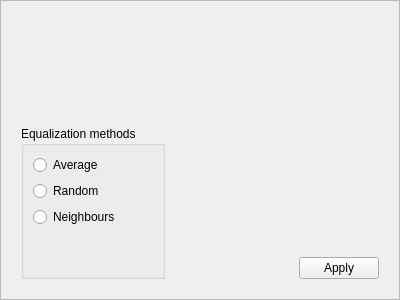
First picture: the form in histogramequalisation.ui, repository Shadasviar/APOD, before the edit.
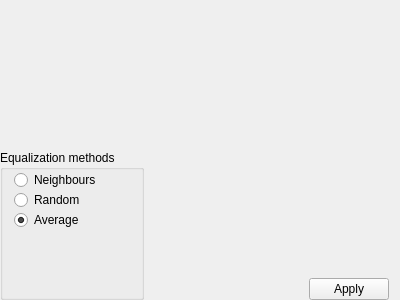
Second picture: the form after the edit.

The edit to the form file:
```diff
--- a/histogramequalisation.ui
+++ b/histogramequalisation.ui
@@ -14,7 +14,7 @@
    <string>Frame</string>
   </property>
   <property name="frameShape">
-   <enum>QFrame::StyledPanel</enum>
+   <enum>QFrame::NoFrame</enum>
   </property>
   <property name="frameShadow">
    <enum>QFrame::Plain</enum>
@@ -24,19 +24,19 @@
   </property>
   <layout class="QVBoxLayout" name="verticalLayout">
    <property name="spacing">
-    <number>7</number>
+    <number>0</number>
    </property>
    <property name="leftMargin">
-    <number>11</number>
+    <number>0</number>
    </property>
    <property name="topMargin">
-    <number>11</number>
+    <number>0</number>
    </property>
    <property name="rightMargin">
-    <number>11</number>
+    <number>0</number>
    </property>
    <property name="bottomMargin">
-    <number>11</number>
+    <number>0</number>
    </property>
    <item>
     <widget class="QFrame" name="histFrame">
@@ -81,12 +81,36 @@
       <enum>QFrame::Raised</enum>
      </property>
      <layout class="QGridLayout" name="gridLayout">
-      <item row="1" column="3">
-       <widget class="QPushButton" name="pushButton">
-        <property name="text">
-         <string>Apply</string>
+      <property name="leftMargin">
+       <number>0</number>
+      </property>
+      <property name="topMargin">
+       <number>0</number>
+      </property>
+      <property name="rightMargin">
+       <number>11</number>
+      </property>
+      <property name="bottomMargin">
+       <number>0</number>
+      </property>
+      <property name="horizontalSpacing">
+       <number>11</number>
+      </property>
+      <property name="verticalSpacing">
+       <number>0</number>
+      </property>
+      <item row="1" column="2">
+       <spacer name="horizontalSpacer">
+        <property name="orientation">
+         <enum>Qt::Horizontal</enum>
         </property>
-       </widget>
+        <property name="sizeHint" stdset="0">
+         <size>
+          <width>40</width>
+          <height>20</height>
+         </size>
+        </property>
+       </spacer>
       </item>
       <item row="0" column="0" rowspan="2" colspan="2">
        <widget class="QGroupBox" name="groupBox">
@@ -97,10 +121,25 @@
          <bool>false</bool>
         </property>
         <layout class="QVBoxLayout" name="verticalLayout_2">
+         <property name="spacing">
+          <number>0</number>
+         </property>
+         <property name="leftMargin">
+          <number>11</number>
+         </property>
+         <property name="topMargin">
+          <number>0</number>
+         </property>
+         <property name="rightMargin">
+          <number>11</number>
+         </property>
+         <property name="bottomMargin">
+          <number>0</number>
+         </property>
          <item>
           <widget class="QRadioButton" name="neigh_check">
            <property name="text">
-            <string>Average</string>
+            <string>Neighbours</string>
            </property>
           </widget>
          </item>
@@ -114,7 +153,10 @@
          <item>
           <widget class="QRadioButton" name="avg_check">
            <property name="text">
-            <string>Neighbours</string>
+            <string>Average</string>
+           </property>
+           <property name="checked">
+            <bool>true</bool>
            </property>
           </widget>
          </item>
@@ -134,18 +176,12 @@
         </layout>
        </widget>
       </item>
-      <item row="1" column="2">
-       <spacer name="horizontalSpacer">
-        <property name="orientation">
-         <enum>Qt::Horizontal</enum>
+      <item row="1" column="3">
+       <widget class="QPushButton" name="pushButton">
+        <property name="text">
+         <string>Apply</string>
         </property>
-        <property name="sizeHint" stdset="0">
-         <size>
-          <width>40</width>
-          <height>20</height>
-         </size>
-        </property>
-       </spacer>
+       </widget>
       </item>
      </layout>
     </widget>
```
